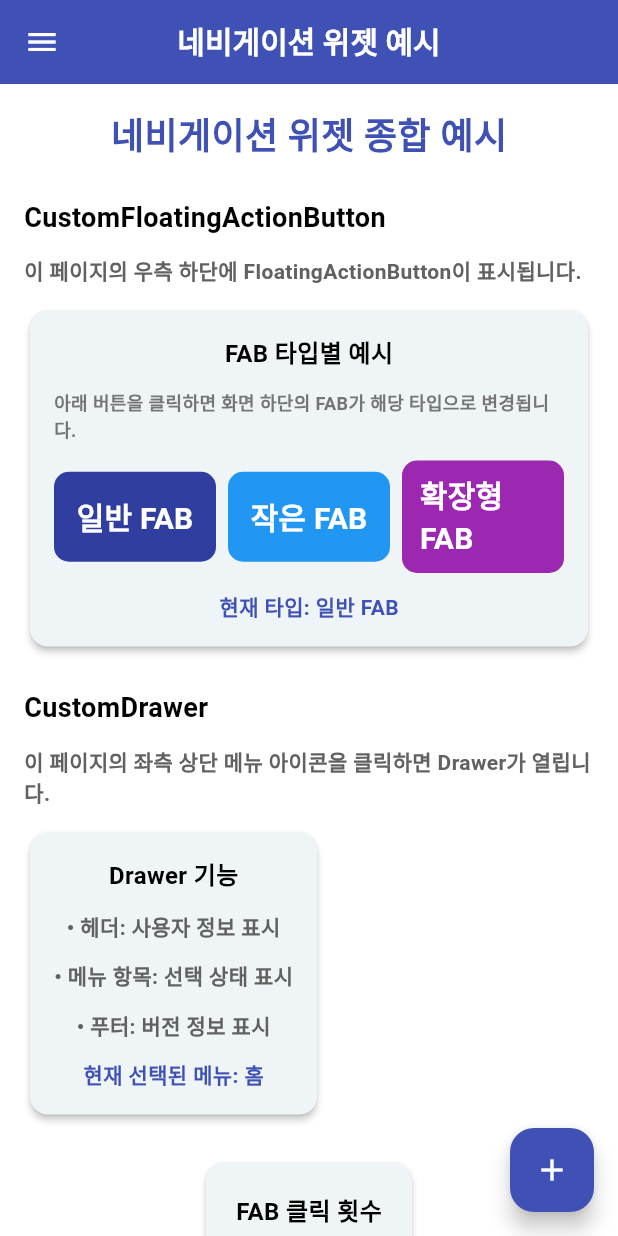
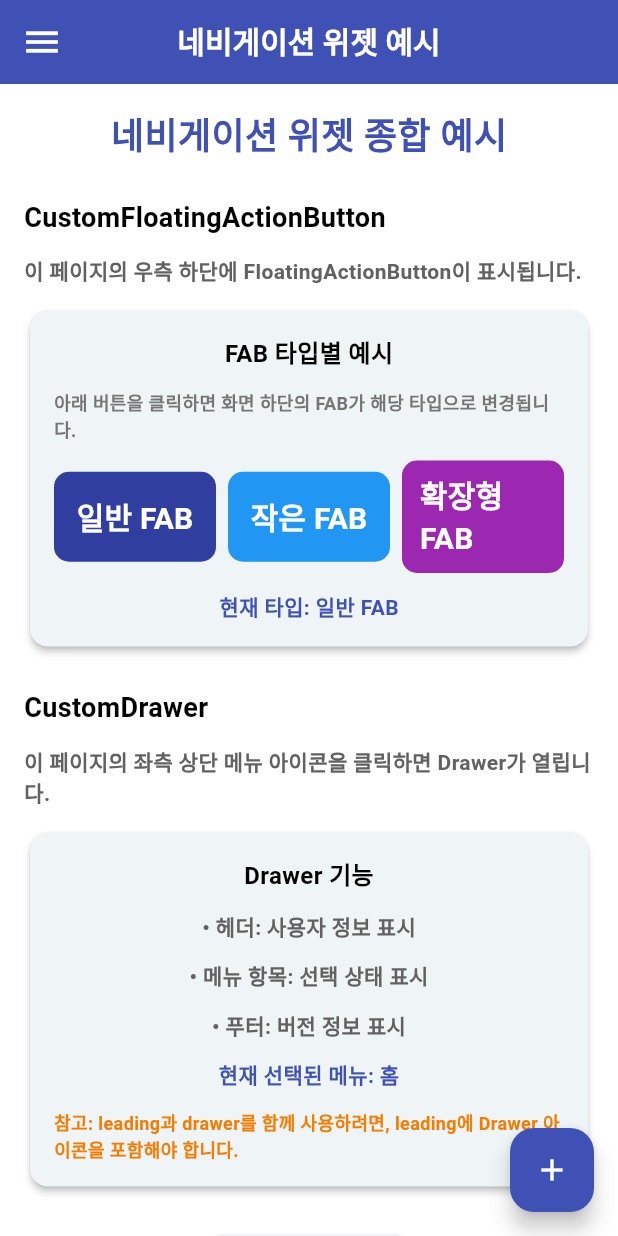
Before and after one commit to cheng80/custom_test_app, a Flutter app: the NavigationWidgetsPage screen opened by its route, on a phone screen of 412 x 824 dp. Run offline on Flutter 3.47's test engine with Material 3 defaults, Android fonts, the phone set to English and light mode, and no system bars; our stand-ins replace shared_preferences; accounts and stored records are empty.

Commit message:
feat: CustomAppBar Drawer 아이콘 커스터마이징 기능 추가
- drawerIconColor 파라미터 추가: Drawer 아이콘 색상 커스터마이징
- drawerIconSize 파라미터 추가: Drawer 아이콘 크기 커스터마이징
- drawerIconWidget 파라미터 추가: 완전한 커스텀 위젯 지원
- CustomTabBar에 onTap 콜백 추가
- Scaffold.maybeOf를 사용하여 null-safe 처리
- 문서 및 예시 페이지 업데이트

```diff
--- a/lib/custom/custom_app_bar.dart
+++ b/lib/custom/custom_app_bar.dart
@@ -23,7 +23,26 @@ class CustomAppBar extends StatelessWidget implements PreferredSizeWidget {
   final bool centerTitle;
 
   /// 왼쪽에 표시할 위젯 (뒤로가기 버튼 등)
+  /// leading이 지정되어 있으면 drawer가 있어도 leading이 우선 표시됩니다.
   final Widget? leading;
+
+  /// Drawer 아이콘 (drawer가 있고 leading이 없을 때 사용)
+  /// 기본값: Icons.menu
+  /// drawer가 있고 leading이 없으면 이 아이콘으로 Drawer를 여는 버튼이 자동으로 표시됩니다.
+  final IconData? drawerIcon;
+
+  /// Drawer 아이콘 색상 (drawerIcon 사용 시)
+  /// 기본값: foregroundColor 또는 Colors.white
+  final Color? drawerIconColor;
+
+  /// Drawer 아이콘 크기 (drawerIcon 사용 시)
+  /// 기본값: 24.0
+  final double? drawerIconSize;
+
+  /// Drawer 아이콘 위젯 (drawer가 있고 leading이 없을 때 사용)
+  /// drawerIconWidget이 지정되면 drawerIcon, drawerIconColor, drawerIconSize는 무시됩니다.
+  /// drawerIconWidget을 사용하면 완전히 커스텀된 위젯을 사용할 수 있습니다.
+  final Widget? drawerIconWidget;
 
   /// 오른쪽에 표시할 액션 버튼들
   final List<Widget>? actions;
@@ -44,6 +63,10 @@ class CustomAppBar extends StatelessWidget implements PreferredSizeWidget {
     this.foregroundColor,
     this.centerTitle = true,
     this.leading,
+    this.drawerIcon,
+    this.drawerIconColor,
+    this.drawerIconSize,
+    this.drawerIconWidget,
     this.actions,
     this.toolbarHeight,
     this.titleTextStyle,
@@ -77,15 +100,65 @@ class CustomAppBar extends StatelessWidget implements PreferredSizeWidget {
       titleWidget = title as Widget;
     }
 
+    Widget? finalLeading = leading;
+    bool shouldImplyLeading;
+
+    // drawerIconWidget이 지정되어 있고 leading이 없으면 커스텀 Drawer 버튼 생성
+    if (drawerIconWidget != null && leading == null) {
+      finalLeading = Builder(
+        builder: (builderContext) {
+          return IconButton(
+            icon: drawerIconWidget!,
+            onPressed: () {
+              final scaffoldState = Scaffold.maybeOf(builderContext);
+              scaffoldState?.openDrawer();
+            },
+            tooltip: MaterialLocalizations.of(
+              builderContext,
+            ).openAppDrawerTooltip,
+          );
+        },
+      );
+      shouldImplyLeading = false; // leading을 직접 지정했으므로 false
+    }
+    // drawerIcon이 지정되어 있고 leading이 없으면 커스텀 Drawer 버튼 생성
+    else if (drawerIcon != null && leading == null) {
+      final iconColor = drawerIconColor ?? fgColor;
+      final iconSize = drawerIconSize ?? 24.0;
+      finalLeading = Builder(
+        builder: (builderContext) {
+          return IconButton(
+            icon: Icon(drawerIcon, color: iconColor, size: iconSize),
+            onPressed: () {
+              final scaffoldState = Scaffold.maybeOf(builderContext);
+              scaffoldState?.openDrawer();
+            },
+            tooltip: MaterialLocalizations.of(
+              builderContext,
+            ).openAppDrawerTooltip,
+          );
+        },
+      );
+      shouldImplyLeading = false; // leading을 직접 지정했으므로 false
+    } else if (leading == null) {
+      // leading이 없으면 automaticallyImplyLeading 값에 따라 자동으로 뒤로가기/Drawer 아이콘 표시
+      // Flutter가 자동으로 drawer가 있으면 Icons.menu를 표시합니다.
+      shouldImplyLeading = automaticallyImplyLeading;
+    } else {
+      // leading이 있으면 automaticallyImplyLeading을 false로 설정하여
+      // 사용자가 지정한 leading을 표시
+      shouldImplyLeading = false;
+    }
+
     return AppBar(
       title: titleWidget,
       backgroundColor: bgColor,
       foregroundColor: fgColor,
       centerTitle: centerTitle,
-      leading: leading,
+      leading: finalLeading,
       actions: actions,
       toolbarHeight: toolbarHeight,
-      automaticallyImplyLeading: automaticallyImplyLeading && leading == null,
+      automaticallyImplyLeading: shouldImplyLeading,
     );
   }
 
--- a/lib/custom/custom_tab_bar.dart
+++ b/lib/custom/custom_tab_bar.dart
@@ -37,6 +37,9 @@ class CustomTabBar extends StatefulWidget {
   /// 탭 위치 (기본값: TabBarPosition.top)
   final TabBarPosition position;
 
+  /// 탭 클릭 시 콜백 (선택된 탭 인덱스 전달)
+  final ValueChanged<int>? onTap;
+
   const CustomTabBar({
     super.key,
     required this.tabs,
@@ -49,6 +52,7 @@ class CustomTabBar extends StatefulWidget {
     this.unselectedLabelStyle,
     this.isScrollable = false,
     this.position = TabBarPosition.top,
+    this.onTap,
   }) : assert(tabs.length == children.length, 'tabs와 children의 개수가 동일해야 합니다.');
 
   @override
@@ -93,6 +97,7 @@ class _CustomTabBarState extends State<CustomTabBar>
           widget.unselectedLabelStyle ??
           const TextStyle(fontSize: 16, fontWeight: FontWeight.normal),
       tabs: widget.tabs.map((tab) => Tab(text: tab)).toList(),
+      onTap: widget.onTap,
     );
 
     final tabBarView = TabBarView(
--- a/lib/main.dart
+++ b/lib/main.dart
@@ -1,6 +1,5 @@
 //main.dart
 import 'package:flutter/material.dart';
-import 'package:flutter/cupertino.dart';
 import 'package:flutter_localizations/flutter_localizations.dart';
 
 import 'home.dart';
@@ -31,7 +30,6 @@ class MyApp extends StatelessWidget {
         colorScheme: ColorScheme.fromSeed(seedColor: Colors.white),
       ),
       debugShowCheckedModeBanner: false, // 우측 상단 디버그 배너 제거
-
       // 다국어 지원
       localizationsDelegates: [
         GlobalMaterialLocalizations.delegate,
--- a/lib/pages/navigation_widgets_page.dart
+++ b/lib/pages/navigation_widgets_page.dart
@@ -22,12 +22,13 @@ class _NavigationWidgetsPageState extends State<NavigationWidgetsPage> {
       appBar: CustomAppBar(
         title: "네비게이션 위젯 예시",
         backgroundColor: Colors.indigo,
+        drawerIcon: Icons.menu, // Drawer 아이콘 커스텀 (기본값: Icons.menu)
+        drawerIconColor: Colors.white, // Drawer 아이콘 색상
+        drawerIconSize: 28.0, // Drawer 아이콘 크기
       ),
       drawer: CustomDrawer(
         header: DrawerHeader(
-          decoration: BoxDecoration(
-            color: Colors.indigo,
-          ),
+          decoration: BoxDecoration(color: Colors.indigo),
           padding: const EdgeInsets.symmetric(horizontal: 16, vertical: 12),
           child: CustomColumn(
             mainAxisAlignment: MainAxisAlignment.center,
@@ -36,11 +37,7 @@ class _NavigationWidgetsPageState extends State<NavigationWidgetsPage> {
               CircleAvatar(
                 radius: 28,
                 backgroundColor: Colors.white,
-                child: Icon(
-                  Icons.person,
-                  size: 28,
-                  color: Colors.indigo,
-                ),
+                child: Icon(Icons.person, size: 28, color: Colors.indigo),
               ),
               CustomText(
                 "사용자 이름",
@@ -77,10 +74,7 @@ class _NavigationWidgetsPageState extends State<NavigationWidgetsPage> {
               setState(() {
                 _selectedDrawerIndex = 1;
               });
-              CustomSnackBar.show(
-                context,
-                message: "프로필 선택됨",
-              );
+              CustomSnackBar.show(context, message: "프로필 선택됨");
             },
           ),
           DrawerItem(
@@ -93,10 +87,7 @@ class _NavigationWidgetsPageState extends State<NavigationWidgetsPage> {
               setState(() {
                 _selectedDrawerIndex = 2;
               });
-              CustomSnackBar.show(
-                context,
-                message: "설정 선택됨",
-              );
+              CustomSnackBar.show(context, message: "설정 선택됨");
             },
           ),
           DrawerItem(
@@ -109,20 +100,13 @@ class _NavigationWidgetsPageState extends State<NavigationWidgetsPage> {
               setState(() {
                 _selectedDrawerIndex = 3;
               });
-              CustomSnackBar.show(
-                context,
-                message: "도움말 선택됨",
-              );
+              CustomSnackBar.show(context, message: "도움말 선택됨");
             },
           ),
         ],
         footer: Container(
           padding: const EdgeInsets.all(16),
-          child: CustomText(
-            "버전 1.0.0",
-            fontSize: 12,
-            color: Colors.grey,
-          ),
+          child: CustomText("버전 1.0.0", fontSize: 12, color: Colors.grey),
         ),
       ),
       body: SingleChildScrollView(
@@ -175,12 +159,15 @@ class _NavigationWidgetsPageState extends State<NavigationWidgetsPage> {
                             Expanded(
                               child: CustomButton(
                                 btnText: "일반 FAB",
-                                backgroundColor: _currentFABType == FloatingActionButtonType.regular
+                                backgroundColor:
+                                    _currentFABType ==
+                                        FloatingActionButtonType.regular
                                     ? Colors.indigo.shade700
                                     : Colors.indigo,
                                 onCallBack: () {
                                   setState(() {
-                                    _currentFABType = FloatingActionButtonType.regular;
+                                    _currentFABType =
+                                        FloatingActionButtonType.regular;
                                   });
                                   CustomSnackBar.show(
                                     context,
@@ -192,12 +179,15 @@ class _NavigationWidgetsPageState extends State<NavigationWidgetsPage> {
                             Expanded(
                               child: CustomButton(
                                 btnText: "작은 FAB",
-                                backgroundColor: _currentFABType == FloatingActionButtonType.small
+                                backgroundColor:
+                                    _currentFABType ==
+                                        FloatingActionButtonType.small
                                     ? Colors.blue.shade700
                                     : Colors.blue,
                                 onCallBack: () {
                                   setState(() {
-                                    _currentFABType = FloatingActionButtonType.small;
+                                    _currentFABType =
+                                        FloatingActionButtonType.small;
                                   });
                                   CustomSnackBar.show(
                                     context,
@@ -209,12 +199,15 @@ class _NavigationWidgetsPageState extends State<NavigationWidgetsPage> {
                             Expanded(
                               child: CustomButton(
                                 btnText: "확장형 FAB",
-                                backgroundColor: _currentFABType == FloatingActionButtonType.extended
+                                backgroundColor:
+                                    _currentFABType ==
+                                        FloatingActionButtonType.extended
                                     ? Colors.purple.shade700
                                     : Colors.purple,
                                 onCallBack: () {
                                   setState(() {
-                                    _currentFABType = FloatingActionButtonType.extended;
+                                    _currentFABType =
+                                        FloatingActionButtonType.extended;
                                   });
                                   CustomSnackBar.show(
                                     context,
@@ -283,6 +276,12 @@ class _NavigationWidgetsPageState extends State<NavigationWidgetsPage> {
                           fontWeight: FontWeight.bold,
                           color: Colors.indigo,
                         ),
+                        CustomText(
+                          "참고: leading과 drawer를 함께 사용하려면, leading에 Drawer 아이콘을 포함해야 합니다.",
+                          fontSize: 12,
+                          color: Colors.orange.shade700,
+                          fontWeight: FontWeight.bold,
+                        ),
                       ],
                     ),
                   ),
@@ -340,10 +339,7 @@ class _NavigationWidgetsPageState extends State<NavigationWidgetsPage> {
             setState(() {
               _counter++;
             });
-            CustomSnackBar.show(
-              context,
-              message: "일반 FAB 클릭됨: $_counter",
-            );
+            CustomSnackBar.show(context, message: "일반 FAB 클릭됨: $_counter");
           },
           icon: Icons.add,
           tooltip: "추가 (일반 FAB)",
@@ -356,10 +352,7 @@ class _NavigationWidgetsPageState extends State<NavigationWidgetsPage> {
             setState(() {
               _counter++;
             });
-            CustomSnackBar.show(
-              context,
-              message: "작은 FAB 클릭됨: $_counter",
-            );
+            CustomSnackBar.show(context, message: "작은 FAB 클릭됨: $_counter");
           },
           icon: Icons.add,
           tooltip: "추가 (작은 FAB)",
@@ -372,10 +365,7 @@ class _NavigationWidgetsPageState extends State<NavigationWidgetsPage> {
             setState(() {
               _counter++;
             });
-            CustomSnackBar.show(
-              context,
-              message: "확장형 FAB 클릭됨: $_counter",
-            );
+            CustomSnackBar.show(context, message: "확장형 FAB 클릭됨: $_counter");
           },
           label: "추가하기",
           icon: Icons.add,
--- a/lib/pages/tab_bar_page.dart
+++ b/lib/pages/tab_bar_page.dart
@@ -64,6 +64,12 @@ class _TabBarPageState extends State<TabBarPage> {
         tabs: const ["동물", "과일", "꽃"],
         tabColor: Colors.blue,
         children: [_buildAnimalTab(), _buildFruitTab(), _buildFlowerTab()],
+        onTap: (index) {
+          // 탭 변경 이벤트 처리 예시
+          final tabNames = ["동물", "과일", "꽃"];
+          print("${tabNames[index]} 탭 선택됨");
+          // 필요 시 상태 업데이트 또는 다른 로직 처리 가능
+        },
       ),
     );
   }
```
Also changed, not shown: lib/pages/layout_widgets_page.dart (+18 -11 lines), 1 other file.
